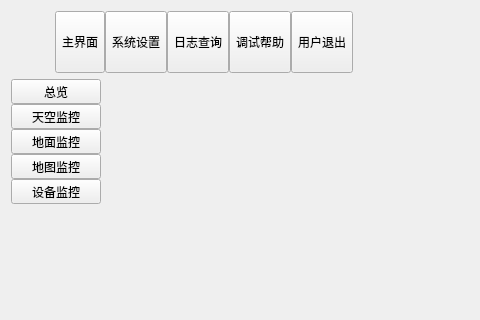
The window that form/frmmain.ui (yunke120/III-Robot-Master) describes before a commit, drawn with Qt 5; both pictures show x 0 to 480 and y 0 to 320 of the 1166 by 775 pixel window.
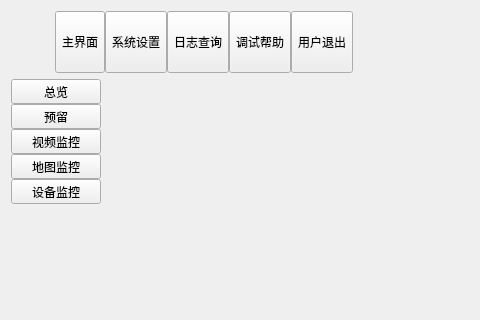
The same window after the commit. Icons and pictures are not drawn. Custom widgets are drawn as their Qt base class.

Diff of the .ui file:
```diff
--- a/form/frmmain.ui
+++ b/form/frmmain.ui
@@ -387,7 +387,7 @@
              </sizepolicy>
             </property>
             <property name="text">
-             <string>天空监控</string>
+             <string>预留</string>
             </property>
            </widget>
           </item>
@@ -400,7 +400,7 @@
              </sizepolicy>
             </property>
             <property name="text">
-             <string>地面监控</string>
+             <string>视频监控</string>
             </property>
            </widget>
           </item>
```
